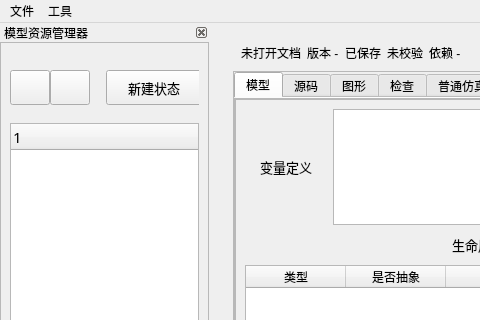
Before: the Qt Designer form app/ui/main_window.ui in zhougut/fcstm-gui, drawn with Qt 5; both pictures show x 0 to 480 and y 0 to 320 of the 1059 by 867 pixel window.
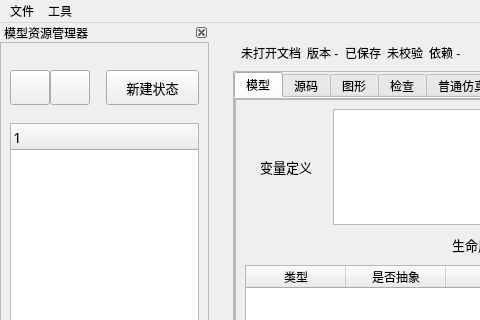
After: the same form once the commit is applied.

What changed in the file:
```diff
--- a/app/ui/main_window.ui
+++ b/app/ui/main_window.ui
@@ -771,7 +771,7 @@
              </property>
              <property name="minimumSize">
               <size>
-               <width>96</width>
+               <width>0</width>
                <height>35</height>
               </size>
              </property>
```
